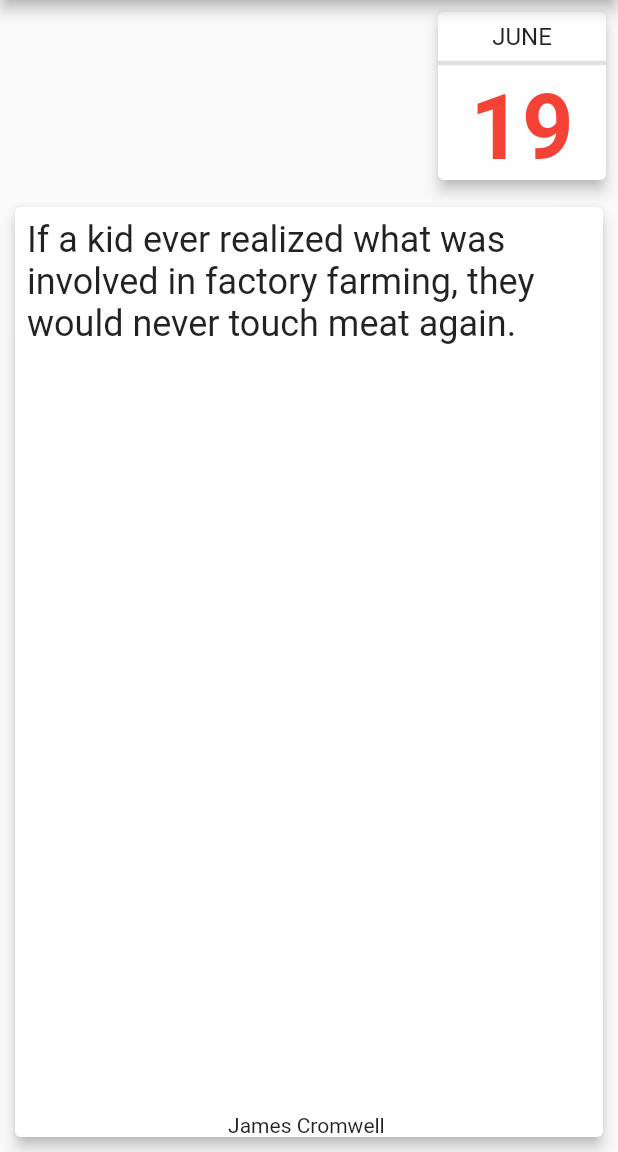
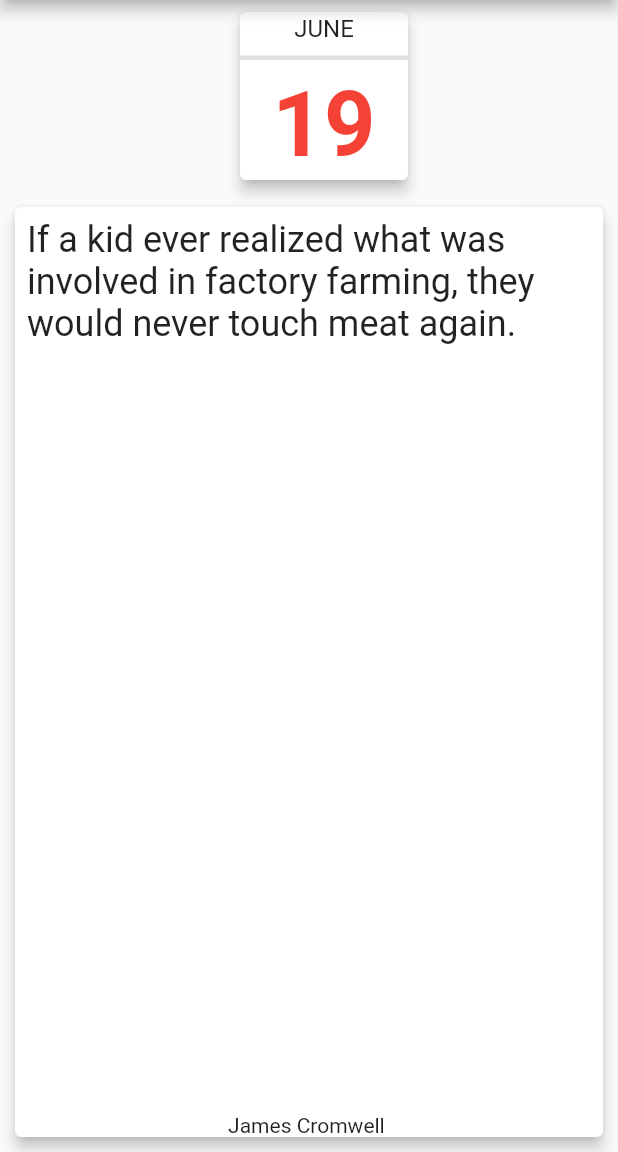
Before and after one commit to Jephrey/vegan_daily_quote, a Flutter app: the screen it shows after launch, on a phone screen of 412 x 824 dp, the part 84-1236 px from its top. Run offline on Flutter 3.47's test engine with Material 2 defaults, Android fonts, the phone set to English and light mode, and no system bars; drawn by our look-alikes of auto_size_text, focused_menu; our stand-ins replace shared_preferences.

Commit message:
Merge resolved

```diff
--- a/lib/calendar.dart
+++ b/lib/calendar.dart
@@ -10,8 +10,13 @@ class Calender extends StatelessWidget {
     var day = DateFormat.d().format(today.toLocal());
 
     return Row(
-      mainAxisAlignment: MainAxisAlignment.end,
+      mainAxisAlignment: MainAxisAlignment.spaceEvenly,
       children: [
+        Container(
+          width: 120.0,
+          height: 120.0,
+          margin: EdgeInsets.all(4),
+        ),
         Container(
           width: 120.0,
           height: 120.0,
@@ -20,7 +25,7 @@ class Calender extends StatelessWidget {
             color: Colors.white,
             elevation: 4,
             child: Column(
-              mainAxisAlignment: MainAxisAlignment.end,
+              mainAxisAlignment: MainAxisAlignment.spaceEvenly,
               children: [
                 AutoSizeText(
                   month,
@@ -39,6 +44,11 @@ class Calender extends StatelessWidget {
             ),
           ),
         ),
+        Container(
+          width: 100.0,
+          height: 120.0,
+          margin: EdgeInsets.all(4),
+        )
       ],
     );
   }
```
